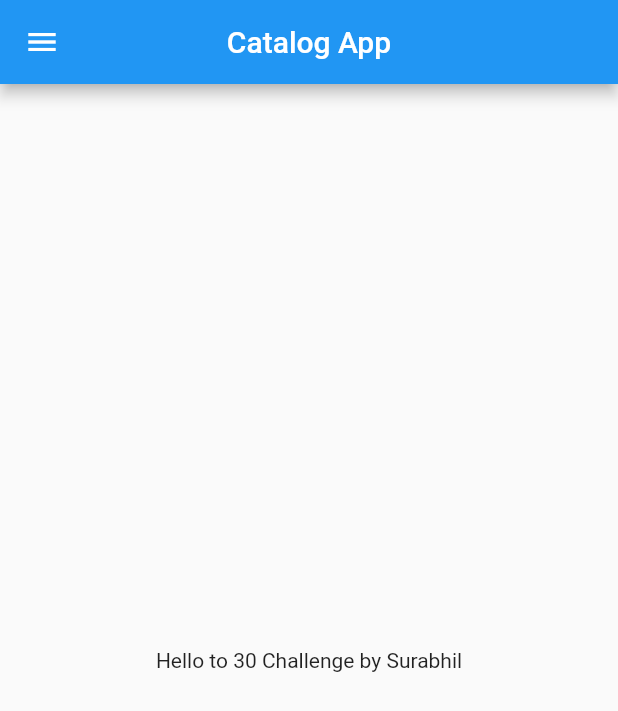
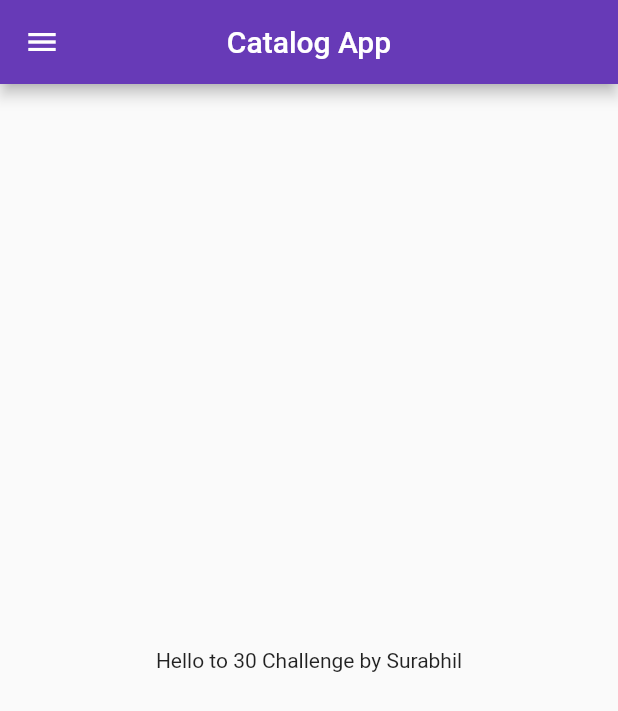
Before and after one commit to surabhilssk/Shopping-app, a Flutter app: the screen it shows after launch, on a phone screen of 412 x 824 dp. Shown: the top 711 px of the screen. Run offline on Flutter 3.47's test engine with Material 2 defaults, Android fonts, the phone set to English and light mode, and no system bars.

Commit message:
Day3 completed

```diff
--- a/lib/main.dart
+++ b/lib/main.dart
@@ -1,5 +1,6 @@
 import 'package:flutter/material.dart';
-import 'package:learning_1/home_page.dart';
+import 'package:learning_1/screen/home_page.dart';
+import 'package:learning_1/screen/login_page.dart';
 
 void main() {
   runApp(MyApp());
@@ -12,6 +13,12 @@ class MyApp extends StatelessWidget {
     String name = "Surabhil";
     double pi = 3.14;
     //use num for both int and double or var for any variable
-    return MaterialApp(home: HomePage());
+    return MaterialApp(
+      themeMode: ThemeMode.light,
+      theme: ThemeData(primarySwatch: Colors.deepPurple),
+      darkTheme: ThemeData(brightness: Brightness.dark),
+      initialRoute: "/home",
+      routes: {"/": (context) => Login(), "/home": (context) => HomePage()},
+    );
   }
 }
```
Also changed, not shown: lib/screen/login_page.dart (added, +19 -0 lines), lib/screen/home_page.dart (renamed from lib/home_page.dart).
